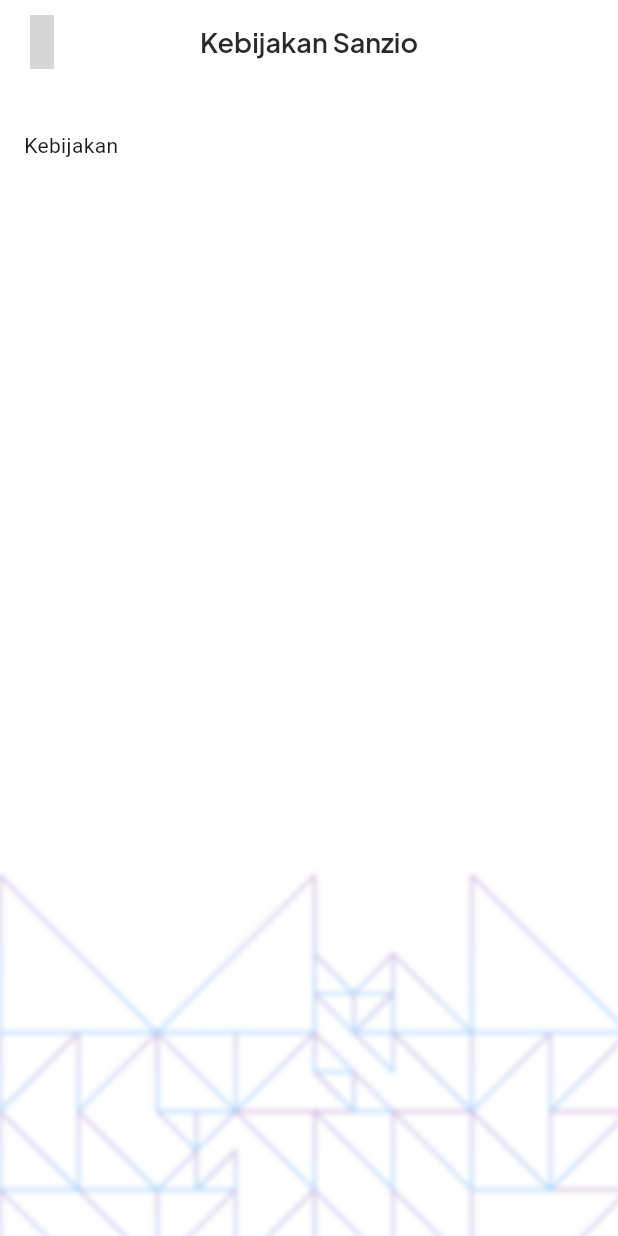
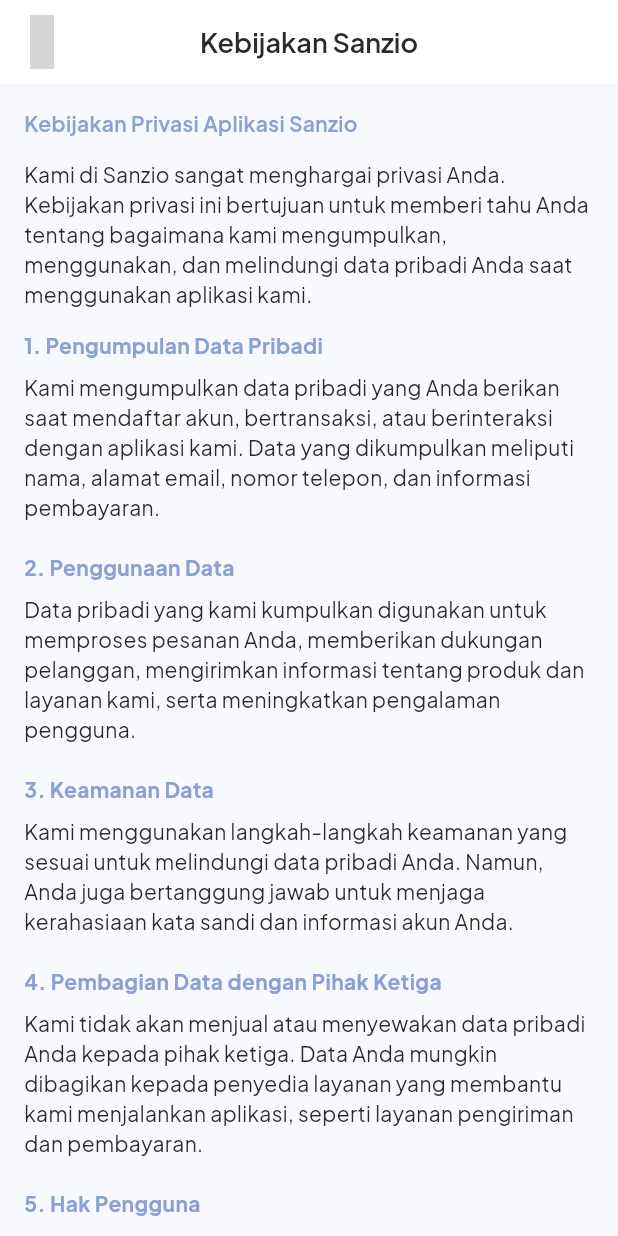
Before and after one commit to danyfatihul-14/sanzio-app, a Flutter app: the Kebijakan screen opened by its route, on a phone screen of 412 x 824 dp. Run offline on Flutter 3.47's test engine with Material 3 defaults, Android fonts, the phone set to English and light mode, and no system bars; our stand-ins replace equatable, flutter_bloc, fluttertoast, google_fonts, iconsax_plus, lottie; missing offline and left inert: carousel_slider_plus; project files that could hold a hidden picture were left out; grey boxes are pictures that could not be loaded.

Commit message:
Pesan commit

```diff
--- a/lib/main.dart
+++ b/lib/main.dart
@@ -2,6 +2,7 @@
 import 'package:flutter_bloc/flutter_bloc.dart';
 import 'package:raffaelosanzio/blocs/cart/cart_bloc.dart';
 import 'package:raffaelosanzio/pages/about.dart';
+import 'package:raffaelosanzio/pages/editable_address_page.dart';
 import 'package:raffaelosanzio/pages/ganti_password.dart';
 import 'package:raffaelosanzio/pages/history.dart';
 import 'package:raffaelosanzio/pages/all_Kategori.dart';
@@ -59,7 +60,13 @@
           '/profile': (context) => const MyProfile(),
           '/user-info': (context) => const MyInformasiPengguna(),
           '/change-password': (context) => const MyGantiPassword(),
-          '/kebijakan': (context) => const Kebijakan(),
+          '/kebijakan': (context) => Kebijakan(),
+          '/about': (context) => About(),
+          '/edit-address': (context) => EditableAddressPage(
+                onSave: (addresses) {
+                  print('Alamat disimpan: $addresses');
+                },
+              ),
         },
       ),
     );
--- a/lib/pages/about.dart
+++ b/lib/pages/about.dart
@@ -14,7 +14,7 @@
         title: Text(
           "Tentang Sanzio",
           style: GoogleFonts.plusJakartaSans(
-            fontSize: 14,
+            fontSize: 18,
             fontWeight: FontWeight.bold,
           ),
         ),
@@ -24,7 +24,7 @@
         leading: MouseRegion(
           cursor: SystemMouseCursors.click,
           child: GestureDetector(
-            onTap: (){
+            onTap: () {
               Navigator.pop(context);
             },
             child: Container(
@@ -48,11 +48,34 @@
           child: Column(
             crossAxisAlignment: CrossAxisAlignment.start,
             children: [
-              const SizedBox(height: 31),
+              const SizedBox(height: 14),
               Text(
-                "Tentang"
+                "Sanzio adalah aplikasi e-commerce yang dirancang untuk memberikan pengalaman belanja yang modern dan nyaman. "
+                "Dengan fitur utama seperti tampilan produk yang menarik, pengelolaan keranjang belanja, pembayaran yang mudah, "
+                "dan manajemen pengguna, Sanzio hadir untuk memenuhi kebutuhan belanja online Anda.\n\n"
+                "Keunggulan Sanzio meliputi teknologi pengenalan wajah berbasis AI untuk keamanan dan kemudahan login, serta dukungan database yang handal "
+                "untuk memastikan semua data pengguna dan transaksi dikelola dengan baik.\n\n"
+                "Kami berkomitmen untuk terus menghadirkan inovasi yang mempermudah hidup Anda.",
+                style: GoogleFonts.plusJakartaSans(
+                  fontSize: 14,
+                  fontWeight: FontWeight.w400,
+                  color: Colors.black87,
+                  height: 1.5,
+                ),
               ),
-              // Save Button
+              const Spacer(),
+              Center(
+                child: Text(
+                  "Sanzio - Belanja Lebih Mudah, Lebih Aman.",
+                  textAlign: TextAlign.center,
+                  style: GoogleFonts.plusJakartaSans(
+                    fontSize: 12,
+                    fontWeight: FontWeight.w600,
+                    color: Colors.grey[600],
+                  ),
+                ),
+              ),
+              const SizedBox(height: 16),
             ],
           ),
         ),
--- a/lib/pages/editable_address_page.dart
+++ b/lib/pages/editable_address_page.dart
@@ -53,7 +53,7 @@
       appBar: AppBar(
         title: Center(
           child: Text(
-            "History",
+            "Alamat Saya",
             style: GoogleFonts.plusJakartaSans(
               fontSize: 20,
               fontWeight: FontWeight.w600,
@@ -226,7 +226,8 @@
                 },
                 style: ElevatedButton.styleFrom(
                   backgroundColor: const Color.fromARGB(255, 79, 114, 189),
-                  minimumSize: const Size(double.infinity, 48), // Tombol panjang
+                  minimumSize:
+                      const Size(double.infinity, 48), // Tombol panjang
                   shape: RoundedRectangleBorder(
                     borderRadius: BorderRadius.circular(8),
                   ),
--- a/lib/pages/kebijakan.dart
+++ b/lib/pages/kebijakan.dart
@@ -42,26 +42,71 @@
           ),
         ),
       ),
-      body: Container(
-        width: width,
-        decoration: const BoxDecoration(
-          image: DecorationImage(
-            image: AssetImage("assets/BG-data.png"),
-            fit: BoxFit.cover,
-          ),
-        ),
-        child: Padding(
-          padding: const EdgeInsets.symmetric(horizontal: 16.0),
-          child: Column(
-            crossAxisAlignment: CrossAxisAlignment.start,
-            children: [
-              const SizedBox(height: 31),
-              Text("Kebijakan"),
-              // Save Button
-            ],
-          ),
+      body: SingleChildScrollView(
+        padding: const EdgeInsets.all(16.0),
+        child: Column(
+          crossAxisAlignment: CrossAxisAlignment.start,
+          children: [
+            Text(
+              'Kebijakan Privasi Aplikasi Sanzio',
+              style: GoogleFonts.plusJakartaSans(
+                fontSize: 14,
+                fontWeight: FontWeight.w600,
+                color: blue400,
+              ),
+            ),
+            const SizedBox(height: 14),
+            _buildBodyText(
+              'Kami di Sanzio sangat menghargai privasi Anda. Kebijakan privasi ini bertujuan untuk memberi tahu Anda tentang bagaimana kami mengumpulkan, menggunakan, dan melindungi data pribadi Anda saat menggunakan aplikasi kami.',
+            ),
+            const SizedBox(height: 14),
+            _buildSection('1. Pengumpulan Data Pribadi',
+                'Kami mengumpulkan data pribadi yang Anda berikan saat mendaftar akun, bertransaksi, atau berinteraksi dengan aplikasi kami. Data yang dikumpulkan meliputi nama, alamat email, nomor telepon, dan informasi pembayaran.'),
+            _buildSection('2. Penggunaan Data',
+                'Data pribadi yang kami kumpulkan digunakan untuk memproses pesanan Anda, memberikan dukungan pelanggan, mengirimkan informasi tentang produk dan layanan kami, serta meningkatkan pengalaman pengguna.'),
+            _buildSection('3. Keamanan Data',
+                'Kami menggunakan langkah-langkah keamanan yang sesuai untuk melindungi data pribadi Anda. Namun, Anda juga bertanggung jawab untuk menjaga kerahasiaan kata sandi dan informasi akun Anda.'),
+            _buildSection('4. Pembagian Data dengan Pihak Ketiga',
+                'Kami tidak akan menjual atau menyewakan data pribadi Anda kepada pihak ketiga. Data Anda mungkin dibagikan kepada penyedia layanan yang membantu kami menjalankan aplikasi, seperti layanan pengiriman dan pembayaran.'),
+            _buildSection('5. Hak Pengguna',
+                'Anda berhak untuk mengakses, memperbarui, atau menghapus data pribadi Anda yang kami simpan. Untuk melakukannya, Anda dapat menghubungi layanan pelanggan kami.'),
+            _buildSection('6. Perubahan Kebijakan',
+                'Kami dapat memperbarui kebijakan privasi ini dari waktu ke waktu. Setiap perubahan akan dipublikasikan di aplikasi dan berlaku segera setelah dipublikasikan.'),
+            _buildSection('7. Menghubungi Kami',
+                'Jika Anda memiliki pertanyaan atau kekhawatiran mengenai kebijakan privasi ini, Anda dapat menghubungi kami melalui kontak yang tersedia di aplikasi.'),
+          ],
         ),
       ),
     );
   }
+
+  Widget _buildSection(String title, String content) {
+    return Column(
+      crossAxisAlignment: CrossAxisAlignment.start,
+      children: [
+        Text(
+          title,
+          style: GoogleFonts.plusJakartaSans(
+            fontSize: 14,
+            fontWeight: FontWeight.bold,
+            color: blue400,
+          ),
+        ),
+        const SizedBox(height: 8),
+        _buildBodyText(content),
+        const SizedBox(height: 20),
+      ],
+    );
+  }
+
+  Widget _buildBodyText(String text) {
+    return Text(
+      text,
+      style: GoogleFonts.plusJakartaSans(
+        fontSize: 14,
+        fontWeight: FontWeight.w400,
+        color: gray600,
+      ),
+    );
+  }
 }
--- a/lib/pages/profile.dart
+++ b/lib/pages/profile.dart
@@ -160,7 +160,7 @@
                         ),
                         const CustomOutlineMenuProfile(
                           title: "Alamat Saya",
-                          pushTo: "/",
+                          pushTo: "/edit-address",
                         ),
                         const CustomOutlineMenuProfile(
                           title: "Ganti Password",
@@ -198,7 +198,7 @@
                         ),
                         const CustomOutlineMenuProfile(
                           title: "Tentang Sanzio",
-                          pushTo: "/",
+                          pushTo: "/about",
                         ),
                       ],
                     ),
```
